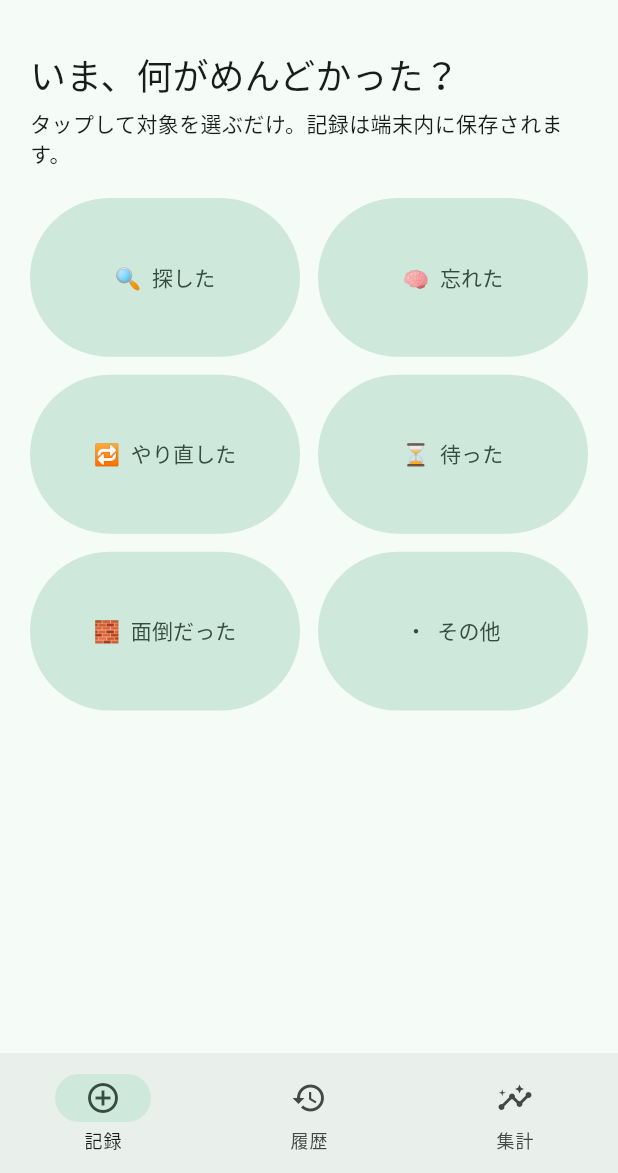
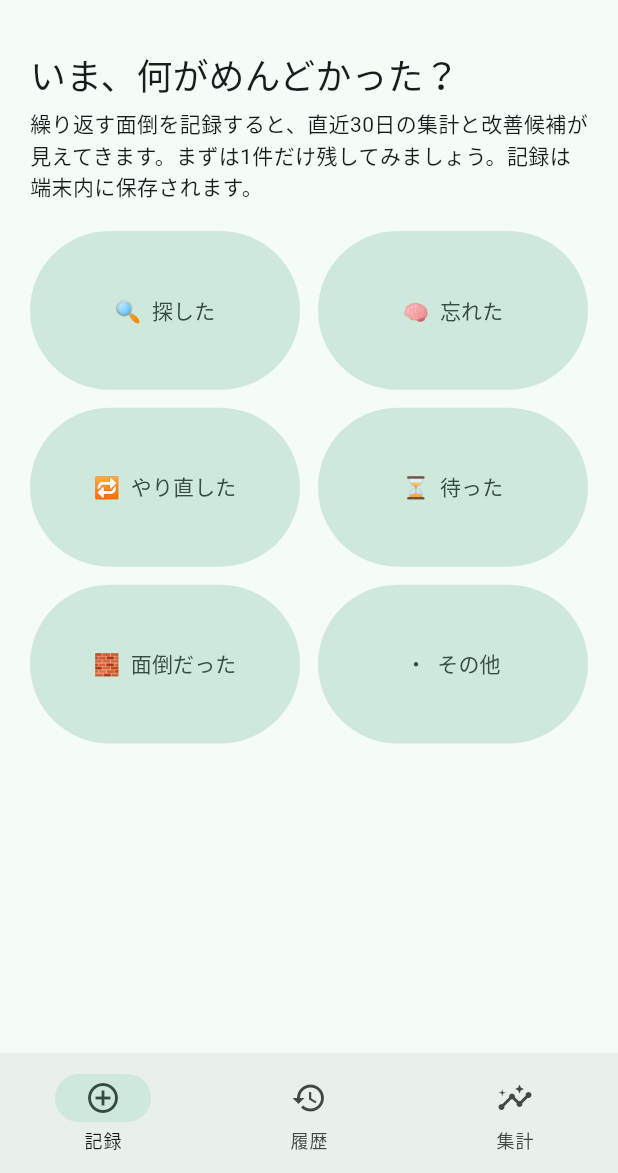
Before and after one commit to kaenozu/mendolog, a Flutter app: the screen it shows after launch, on a phone screen of 412 x 824 dp, the part 63-1236 px from its top. Run offline on Flutter 3.47's test engine with Material 3 defaults, Android fonts, the phone set to English and light mode, and no system bars; our stand-ins replace shared_preferences.

Commit message:
fix: respect bottom insets and explain logging value

```diff
--- a/lib/main.dart
+++ b/lib/main.dart
@@ -66,7 +66,9 @@ class _MendologHomeState extends State<MendologHome> {
           20,
           20,
           20,
-          MediaQuery.viewInsetsOf(context).bottom + 20,
+          MediaQuery.viewInsetsOf(context).bottom +
+              MediaQuery.paddingOf(context).bottom +
+              20,
         ),
         child: StatefulBuilder(
           builder: (context, setSheetState) {
@@ -171,11 +173,16 @@ class _MendologHomeState extends State<MendologHome> {
   @override
   Widget build(BuildContext context) => Scaffold(
     appBar: AppBar(title: const Text('めんどログ'), centerTitle: false),
-    body: IndexedStack(
+    body: SafeArea(
+      top: false,
+      child: IndexedStack(
         index: tab,
         children: [_home(), _history(), _insights()],
       ),
-    bottomNavigationBar: NavigationBar(
+    ),
+    bottomNavigationBar: SafeArea(
+      top: false,
+      child: NavigationBar(
         selectedIndex: tab,
         onDestinationSelected: (value) => setState(() => tab = value),
         destinations: const [
@@ -184,20 +191,29 @@ class _MendologHomeState extends State<MendologHome> {
             label: '記録',
           ),
           NavigationDestination(icon: Icon(Icons.history), label: '履歴'),
-        NavigationDestination(icon: Icon(Icons.insights_outlined), label: '集計'),
+          NavigationDestination(
+            icon: Icon(Icons.insights_outlined),
+            label: '集計',
+          ),
         ],
+      ),
     ),
   );
 
   Widget _home() {
     final suggestions = data.suggestions(DateTime.now());
     return ListView(
-      padding: const EdgeInsets.all(20),
+      padding: EdgeInsets.fromLTRB(
+        20,
+        20,
+        20,
+        MediaQuery.paddingOf(context).bottom + 28,
+      ),
       children: [
         Text('いま、何がめんどかった？', style: Theme.of(context).textTheme.headlineSmall),
         const SizedBox(height: 6),
         Text(
-          'タップして対象を選ぶだけ。記録は端末内に保存されます。',
+          '繰り返す面倒を記録すると、直近30日の集計と改善候補が見えてきます。まずは1件だけ残してみましょう。記録は端末内に保存されます。',
           style: Theme.of(context).textTheme.bodyMedium,
         ),
         const SizedBox(height: 20),
@@ -244,9 +260,14 @@ class _MendologHomeState extends State<MendologHome> {
   }
 
   Widget _history() => data.events.isEmpty
-      ? const Center(child: Text('まだ記録がありません'))
+      ? const Center(child: Text('まだ記録がありません。記録すると、何が多いかを振り返れます。'))
       : ListView.builder(
-          padding: const EdgeInsets.all(12),
+          padding: EdgeInsets.fromLTRB(
+            12,
+            12,
+            12,
+            MediaQuery.paddingOf(context).bottom + 28,
+          ),
           itemCount: data.events.length,
           itemBuilder: (context, index) {
             final event = data.events[data.events.length - 1 - index];
@@ -332,7 +353,12 @@ class _MendologHomeState extends State<MendologHome> {
     }
     final improvements = data.improvements;
     return ListView(
-      padding: const EdgeInsets.all(20),
+      padding: EdgeInsets.fromLTRB(
+        20,
+        20,
+        20,
+        MediaQuery.paddingOf(context).bottom + 28,
+      ),
       children: [
         Text('直近30日の集計', style: Theme.of(context).textTheme.headlineSmall),
         const SizedBox(height: 8),
```
Also changed, not shown: 1 other file. Lines whose indentation alone changed are shown as unchanged.
